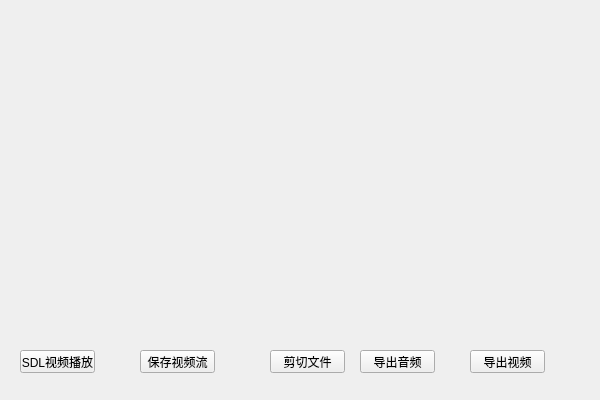
The window that src/ffmpeg_in_action/ffmpeg_in_action/ffmpeg_in_action.ui (liyoung1992/ffmpeg) describes before a commit, drawn with Qt 5.
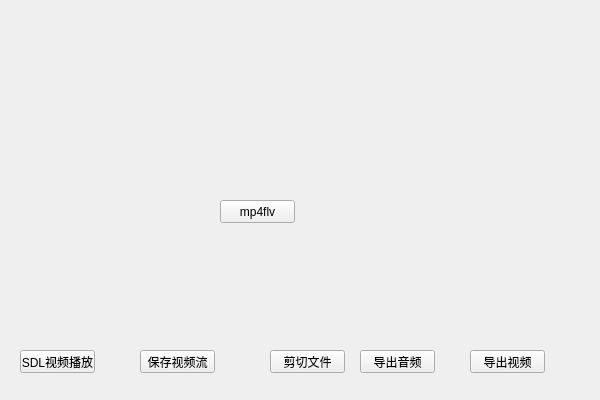
The same window after the commit.

Diff of the .ui file:
```diff
--- a/src/ffmpeg_in_action/ffmpeg_in_action/ffmpeg_in_action.ui
+++ b/src/ffmpeg_in_action/ffmpeg_in_action/ffmpeg_in_action.ui
@@ -78,6 +78,19 @@
     <string>导出视频</string>
    </property>
   </widget>
+  <widget class="QPushButton" name="mp4flv_btn">
+   <property name="geometry">
+    <rect>
+     <x>220</x>
+     <y>200</y>
+     <width>75</width>
+     <height>23</height>
+    </rect>
+   </property>
+   <property name="text">
+    <string>mp4flv</string>
+   </property>
+  </widget>
  </widget>
  <layoutdefault spacing="6" margin="11"/>
  <resources>
```
